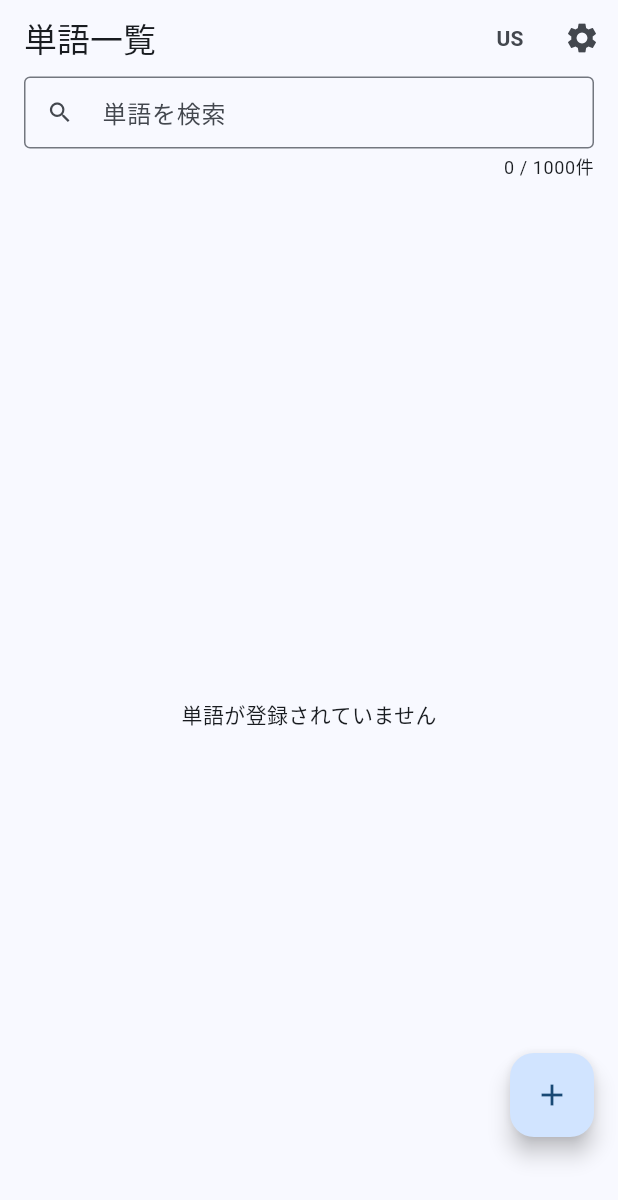
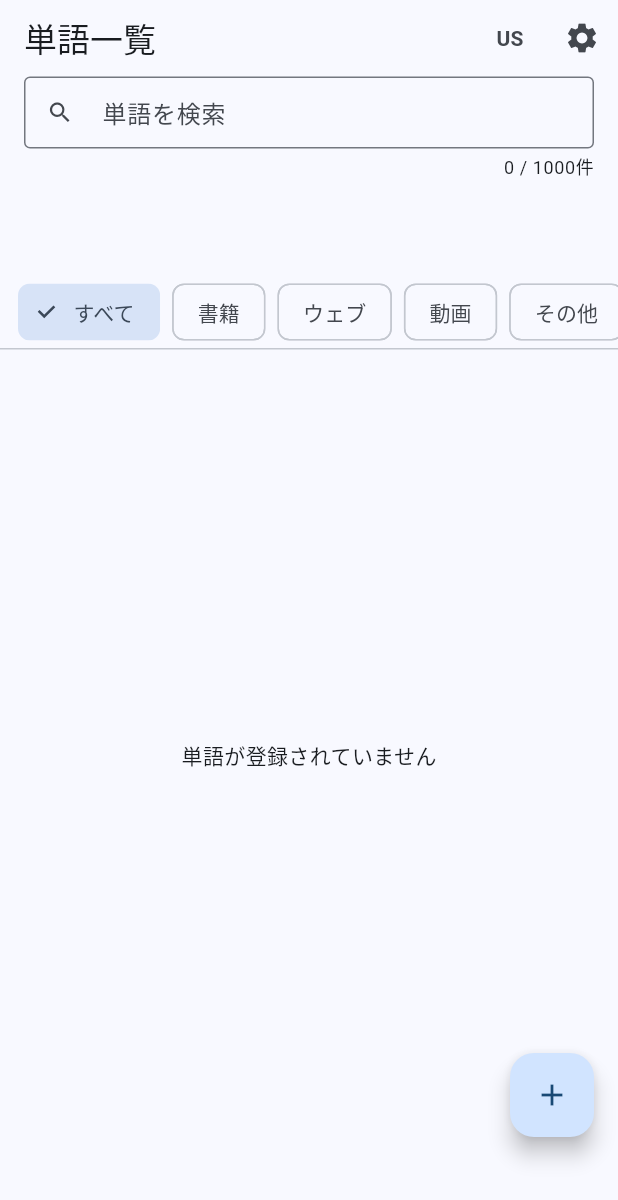
Before and after one commit to RYO0115/language_learn_app, a Flutter app: the WordListPage screen opened by its route, on a phone screen of 412 x 824 dp. Shown: the top 1200 px of the screen. Run offline on Flutter 3.47's test engine with Material 3 defaults, Android fonts, the phone set to English and light mode, and no system bars; our stand-ins replace dio, drift, file_picker, flutter_riverpod, flutter_secure_storage, flutter_tts and 4 more; accounts and stored records are empty; generated files the repository leaves out were written again; network calls fail.

Commit message:
出典フィルター・出典別クイズ機能を実装
- SourceFilter クラスを追加（sourceType + title の AND 条件）
- 単語一覧に出典タイプチップとタイトルドロップダウンを追加
- フィルタ適用中は「N件でクイズ」FAB を表示、出典を絞ってクイズ開始できる
- 単語登録の出典タイトル入力を Autocomplete に変更（既存タイトルを候補表示）
- quiz_provider に quizSourceFilterProvider を追加、startQuiz で対象 ID を絞り込む
- ページ離脱時にフィルター状態をリセット

Co-Authored-By: Claude Sonnet 4.6 <noreply@anthropic.com>

```diff
--- a/smartphone_app/lib/features/quiz/data/quiz_repository.dart
+++ b/smartphone_app/lib/features/quiz/data/quiz_repository.dart
@@ -17,7 +17,10 @@ class QuizRepository {
 
   final QuizDao _dao;
 
-  Future<List<Word>> buildQuizQueue(int count) async {
+  Future<List<Word>> buildQuizQueue(
+    int count, {
+    Set<int>? allowedWordIds,
+  }) async {
     final unanswered = await _dao.getUnansweredWords();
     final lowRate = await _dao.getWordsByCorrectRateAsc();
     final seen = <int>{};
@@ -25,6 +28,7 @@ class QuizRepository {
 
     for (final w in [...unanswered, ...lowRate]) {
       if (seen.contains(w.id)) continue;
+      if (allowedWordIds != null && !allowedWordIds.contains(w.id)) continue;
       seen.add(w.id);
       queue.add(Word(
         id: w.id,
--- /dev/null
+++ b/smartphone_app/lib/features/words/domain/source_filter.dart
@@ -0,0 +1,18 @@
+import '../domain/word.dart';
+import '../domain/word_source.dart';
+
+class SourceFilter {
+  const SourceFilter({this.sourceType, this.title});
+
+  final SourceType? sourceType;
+  final String? title;
+
+  bool get isEmpty => sourceType == null && title == null;
+
+  bool matchesWord(Word word) {
+    if (isEmpty) return true;
+    return word.sources.any((s) =>
+        (sourceType == null || s.sourceType == sourceType) &&
+        (title == null || s.title == title));
+  }
+}
--- a/smartphone_app/lib/features/words/presentation/word_list_page.dart
+++ b/smartphone_app/lib/features/words/presentation/word_list_page.dart
@@ -6,8 +6,11 @@ import '../../../common/widgets/ad_scaffold.dart';
 import '../../../common/widgets/common_app_bar_actions.dart';
 import '../../../core/purchase/purchase_provider.dart';
 import '../../../core/tts/tts_service.dart';
+import '../../quiz/presentation/quiz_provider.dart';
 import '../../settings/presentation/settings_provider.dart';
 import '../data/word_repository.dart';
+import '../domain/source_filter.dart';
+import '../domain/word_source.dart';
 import 'word_list_provider.dart';
 
 class WordListPage extends ConsumerStatefulWidget {
@@ -23,28 +26,29 @@ class _WordListPageState extends ConsumerState<WordListPage> {
   @override
   void dispose() {
     _searchCtrl.dispose();
-    // クエリをリセット
     ref.read(wordSearchQueryProvider.notifier).state = '';
+    ref.read(sourceFilterProvider.notifier).state = const SourceFilter();
     super.dispose();
   }
 
-
-  Future<void> _onAddWord(BuildContext context, WidgetRef ref, String query) async {
-    final isPremium = ref.read(settingsProvider).valueOrNull?.isPremium ?? false;
+  Future<void> _onAddWord(String query) async {
+    final isPremium =
+        ref.read(settingsProvider).valueOrNull?.isPremium ?? false;
     if (!isPremium) {
       final count = await ref.read(wordRepositoryProvider).countWords();
       if (count >= kFreeWordLimit) {
-        if (!context.mounted) return;
-        _showLimitDialog(context, ref);
+        if (!mounted) return;
+        _showLimitDialog();
         return;
       }
     }
-    if (context.mounted) {
-      context.push('/words/add', extra: query.trim().isNotEmpty ? query.trim() : null);
+    if (mounted) {
+      context.push(
+          '/words/add', extra: query.trim().isNotEmpty ? query.trim() : null);
     }
   }
 
-  void _showLimitDialog(BuildContext context, WidgetRef ref) {
+  void _showLimitDialog() {
     showDialog<void>(
       context: context,
       builder: (_) => AlertDialog(
@@ -69,13 +73,20 @@ class _WordListPageState extends ConsumerState<WordListPage> {
     );
   }
 
+  void _startFilteredQuiz(SourceFilter filter) {
+    ref.read(quizSourceFilterProvider.notifier).state = filter;
+    context.push('/quiz');
+  }
+
   @override
   Widget build(BuildContext context) {
     final l10n = AppLocalizations.of(context)!;
     final wordsAsync = ref.watch(filteredWordListProvider);
     final query = ref.watch(wordSearchQueryProvider);
+    final filter = ref.watch(sourceFilterProvider);
     final wordCount = ref.watch(wordCountProvider).valueOrNull ?? 0;
-    final isPremium = ref.watch(settingsProvider).valueOrNull?.isPremium ?? false;
+    final isPremium =
+        ref.watch(settingsProvider).valueOrNull?.isPremium ?? false;
 
     return AdScaffold(
       appBar: AppBar(
@@ -117,12 +128,17 @@ class _WordListPageState extends ConsumerState<WordListPage> {
           ),
         ),
       ),
-      body: wordsAsync.when(
-        loading: () => const Center(child: CircularProgressIndicator()),
+      body: Column(
+        children: [
+          _SourceFilterBar(filter: filter, ref: ref),
+          Expanded(
+            child: wordsAsync.when(
+              loading: () =>
+                  const Center(child: CircularProgressIndicator()),
               error: (e, _) => Center(child: Text(e.toString())),
               data: (words) {
                 if (words.isEmpty) {
-            if (query.trim().isEmpty) {
+                  if (query.trim().isEmpty && filter.isEmpty) {
                     return Center(child: Text(l10n.noWordsYet));
                   }
                   return Center(
@@ -130,16 +146,20 @@ class _WordListPageState extends ConsumerState<WordListPage> {
                       mainAxisAlignment: MainAxisAlignment.center,
                       children: [
                         Text(
-                    '「$query」は登録されていません',
+                          filter.isEmpty
+                              ? '「$query」は登録されていません'
+                              : '該当する単語がありません',
                           style: Theme.of(context).textTheme.bodyLarge,
                           textAlign: TextAlign.center,
                         ),
+                        if (query.trim().isNotEmpty && filter.isEmpty) ...[
                           const SizedBox(height: 20),
                           ElevatedButton.icon(
                             icon: const Icon(Icons.add),
                             label: const Text('新規登録する'),
-                    onPressed: () => _onAddWord(context, ref, query),
+                            onPressed: () => _onAddWord(query),
                           ),
+                        ],
                       ],
                     ),
                   );
@@ -151,9 +171,11 @@ class _WordListPageState extends ConsumerState<WordListPage> {
                     final w = words[i];
                     return ListTile(
                       title: Text(w.word,
-                    style: const TextStyle(fontWeight: FontWeight.bold)),
+                          style: const TextStyle(
+                              fontWeight: FontWeight.bold)),
                       subtitle: Text(w.meaning,
-                    maxLines: 1, overflow: TextOverflow.ellipsis),
+                          maxLines: 1,
+                          overflow: TextOverflow.ellipsis),
                       trailing: Row(
                         mainAxisSize: MainAxisSize.min,
                         children: [
@@ -171,10 +193,110 @@ class _WordListPageState extends ConsumerState<WordListPage> {
                 );
               },
             ),
-      floatingActionButton: FloatingActionButton(
-        onPressed: () => _onAddWord(context, ref, ''),
+          ),
+        ],
+      ),
+      floatingActionButton: Column(
+        mainAxisSize: MainAxisSize.min,
+        children: [
+          if (!filter.isEmpty) ...[
+            FloatingActionButton.extended(
+              heroTag: 'quiz_fab',
+              onPressed: () => _startFilteredQuiz(filter),
+              icon: const Icon(Icons.quiz),
+              label: Text(
+                '${wordsAsync.valueOrNull?.length ?? 0}件でクイズ',
+              ),
+              backgroundColor: Colors.green,
+            ),
+            const SizedBox(height: 12),
+          ],
+          FloatingActionButton(
+            heroTag: 'add_fab',
+            onPressed: () => _onAddWord(''),
             child: const Icon(Icons.add),
+          ),
+        ],
       ),
     );
   }
 }
+
+class _SourceFilterBar extends StatelessWidget {
+  const _SourceFilterBar({required this.filter, required this.ref});
+
+  final SourceFilter filter;
+  final WidgetRef ref;
+
+  static const _typeLabels = {
+    SourceType.book: '書籍',
+    SourceType.website: 'ウェブ',
+    SourceType.video: '動画',
+    SourceType.other: 'その他',
+  };
+
+  @override
+  Widget build(BuildContext context) {
+    final availableTitles =
+        ref.watch(distinctSourceTitlesProvider(filter.sourceType));
+
+    return Column(
+      crossAxisAlignment: CrossAxisAlignment.start,
+      children: [
+        SingleChildScrollView(
+          scrollDirection: Axis.horizontal,
+          padding: const EdgeInsets.fromLTRB(12, 6, 12, 0),
+          child: Row(
+            children: [
+              FilterChip(
+                label: const Text('すべて'),
+                selected: filter.isEmpty,
+                onSelected: (_) => ref
+                    .read(sourceFilterProvider.notifier)
+                    .state = const SourceFilter(),
+              ),
+              ...SourceType.values.map((type) => Padding(
+                    padding: const EdgeInsets.only(left: 8),
+                    child: FilterChip(
+                      label: Text(_typeLabels[type]!),
+                      selected: filter.sourceType == type,
+                      onSelected: (selected) {
+                        ref.read(sourceFilterProvider.notifier).state =
+                            selected
+                                ? SourceFilter(sourceType: type)
+                                : const SourceFilter();
+                      },
+                    ),
+                  )),
+            ],
+          ),
+        ),
+        if (filter.sourceType != null && availableTitles.isNotEmpty)
+          Padding(
+            padding: const EdgeInsets.fromLTRB(12, 4, 12, 0),
+            child: DropdownButtonHideUnderline(
+              child: DropdownButton<String?>(
+                isDense: true,
+                value: filter.title,
+                hint: const Text('タイトルで絞り込む'),
+                items: [
+                  const DropdownMenuItem(value: null, child: Text('すべて')),
+                  ...availableTitles.map(
+                    (t) => DropdownMenuItem(value: t, child: Text(t)),
+                  ),
+                ],
+                onChanged: (title) {
+                  ref.read(sourceFilterProvider.notifier).state =
+                      SourceFilter(
+                    sourceType: filter.sourceType,
+                    title: title,
+                  );
+                },
+              ),
+            ),
+          ),
+        const Divider(height: 1),
+      ],
+    );
+  }
+}
--- a/smartphone_app/lib/features/words/presentation/word_list_provider.dart
+++ b/smartphone_app/lib/features/words/presentation/word_list_provider.dart
@@ -1,29 +1,51 @@
 import 'package:flutter_riverpod/flutter_riverpod.dart';
 import '../data/word_repository.dart';
+import '../domain/source_filter.dart';
 import '../domain/word.dart';
+import '../domain/word_source.dart';
 
 final wordListProvider = StreamProvider<List<Word>>((ref) {
   final repo = ref.watch(wordRepositoryProvider);
   return repo.watchAllWords();
 });
 
-final wordCountProvider = FutureProvider<int>((ref) {
-  final repo = ref.watch(wordRepositoryProvider);
-  ref.watch(wordListProvider); // invalidate when list changes
-  return repo.countWords();
+final wordSearchQueryProvider = StateProvider<String>((ref) => '');
+
+final sourceFilterProvider =
+    StateProvider<SourceFilter>((ref) => const SourceFilter());
+
+// 登録済みタイトル一覧（type=null なら全種別、指定すれば絞り込み）
+final distinctSourceTitlesProvider =
+    Provider.family<List<String>, SourceType?>((ref, type) {
+  final words = ref.watch(wordListProvider).valueOrNull ?? [];
+  final titles = <String>{};
+  for (final w in words) {
+    for (final s in w.sources) {
+      if ((type == null || s.sourceType == type) &&
+          s.title != null &&
+          s.title!.isNotEmpty) {
+        titles.add(s.title!);
+      }
+    }
+  }
+  return titles.toList()..sort();
 });
-
-final wordSearchQueryProvider = StateProvider<String>((ref) => '');
 
 final filteredWordListProvider = Provider<AsyncValue<List<Word>>>((ref) {
   final query = ref.watch(wordSearchQueryProvider).toLowerCase();
+  final filter = ref.watch(sourceFilterProvider);
   final words = ref.watch(wordListProvider);
-  if (query.isEmpty) return words;
-  return words.whenData(
-    (list) => list
-        .where((w) =>
+
+  return words.whenData((list) => list.where((w) {
+        final matchesQuery = query.isEmpty ||
             w.word.toLowerCase().contains(query) ||
-            w.meaning.toLowerCase().contains(query))
-        .toList(),
-  );
+            w.meaning.toLowerCase().contains(query);
+        return matchesQuery && filter.matchesWord(w);
+      }).toList());
 });
+
+final wordCountProvider = FutureProvider<int>((ref) {
+  final repo = ref.watch(wordRepositoryProvider);
+  ref.watch(wordListProvider);
+  return repo.countWords();
+});
```
Also changed, not shown: smartphone_app/lib/features/quiz/presentation/quiz_provider.dart (+25 -1 lines), smartphone_app/lib/features/words/presentation/word_edit_page.dart (+48 -4 lines). Lines whose indentation alone changed are shown as unchanged.
